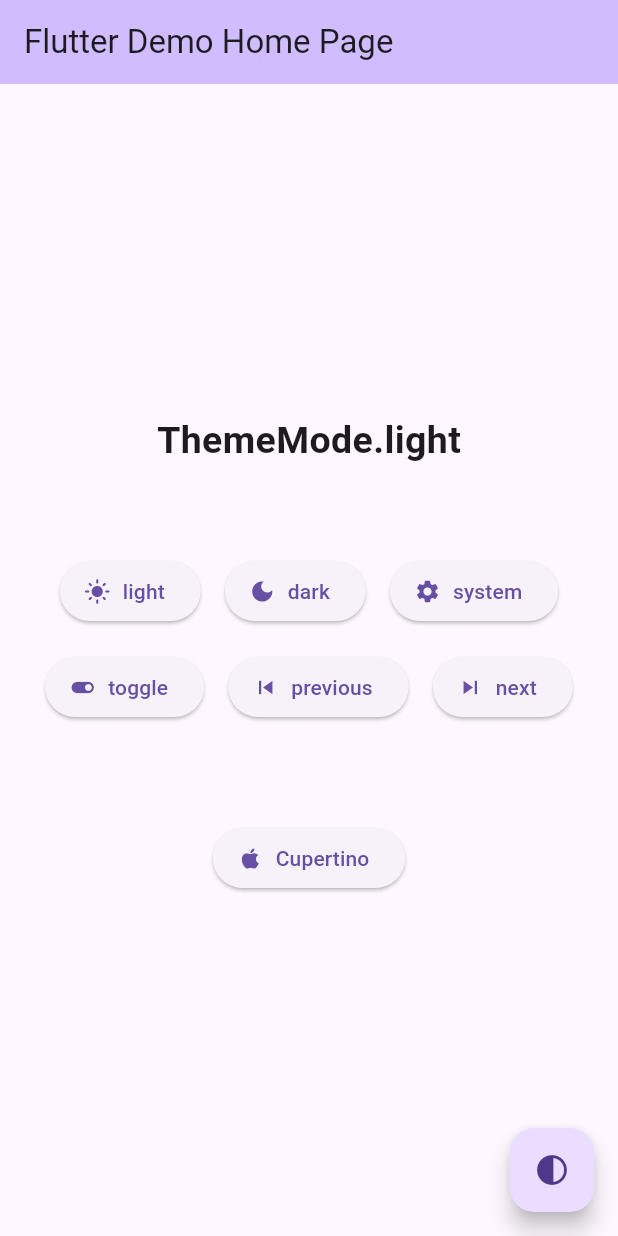
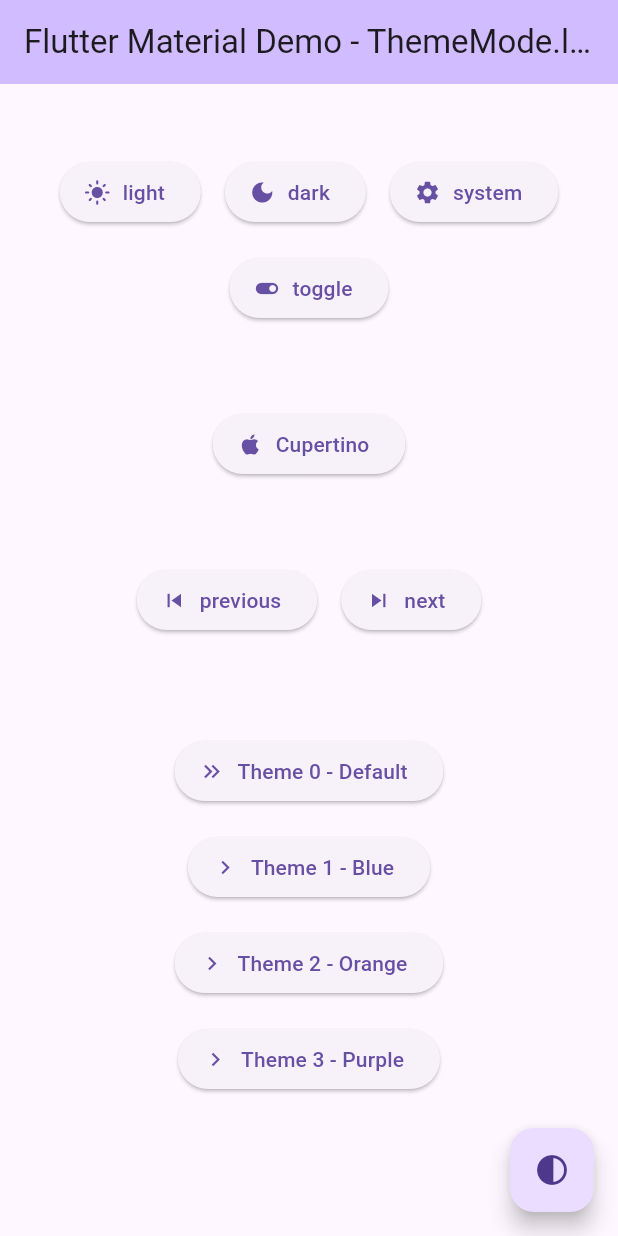
Before and after one commit to ohampro/theme_provider, a Flutter app: the screen it shows after launch, after a tap on "light", on a phone screen of 412 x 824 dp. Run offline on Flutter 3.47's test engine with Material 3 defaults, Android fonts, the phone set to English and light mode, and no system bars.

Commit message:
Update example app to present multi-theme.

```diff
--- a/example/lib/main.dart
+++ b/example/lib/main.dart
@@ -1,6 +1,7 @@
 import 'package:flutter/material.dart';
-import 'package:example/cupertino_app.dart';
+import 'package:example/src/cupertino_app.dart';
 import 'package:x_theme_provider/theme_provider.dart';
+import 'package:example/src/my_material_themes.dart';
 
 
 void main() => runApp(const MyMaterialApp());
@@ -11,11 +12,11 @@ class MyMaterialApp extends StatelessWidget {
   @override
   Widget build(BuildContext context) {
     return ThemeProvider(
-      theme: DefaultMaterialAppTheme(),
+      themes: themes,
       builder: (theme) => MaterialApp(
             title: 'Flutter Demo',
             theme: theme,
-            home: const MyHomePage(title: 'Flutter Demo Home Page'),
+            home: const MyHomePage(title: 'Flutter Material Demo'),
           ),
     );
   }
@@ -36,9 +37,9 @@ class _MyHomePageState extends State<MyHomePage> {
     return Scaffold(
       appBar: AppBar(
         backgroundColor: Theme.of(context).colorScheme.inversePrimary,
-        title: Text(widget.title),
+        title: Text('${widget.title} - ${ThemeProvider.of(context).mode}'),
       ),
-      body: buildBody(context, _buildButton, _buildAppSwitch),
+      body: buildBody(context, _buildButton, _buildAppSwitch, themes),
       floatingActionButton: FloatingActionButton(
         onPressed: ThemeProvider.of(context).toggle,
         tooltip: 'toggle',
@@ -76,22 +77,36 @@ Widget buildBody(
   BuildContext context,
   BtnBuilder btnBuilder,
   Function(BuildContext context, BtnBuilder builder) buildAppSwitch,
+  List<AppTheme> themes
 ) {
-  return Center(
+  return Padding(
+    padding: const EdgeInsets.symmetric(vertical: 40.0),
+    child: SingleChildScrollView(
+      child: Center(
         child: Column(
           mainAxisAlignment: MainAxisAlignment.center,
-      children: <Widget>[
-        Text('${ThemeProvider.of(context).mode}',
-          style: const TextStyle(fontSize: 25, fontWeight: FontWeight.bold),
-        ),
-        const SizedBox(height: 50,),
+          crossAxisAlignment: CrossAxisAlignment.center,
+          children: [
             Wrap(
                   alignment: WrapAlignment.center,
                   children: buildFeatures(context, btnBuilder),
             ),
-        const SizedBox(height: 50,),
+            Padding(
+              padding: const EdgeInsets.symmetric(vertical: 40.0),
+              child: Column(
+                mainAxisAlignment: MainAxisAlignment.center,
+                children: [
                   buildAppSwitch(context, btnBuilder),
-      ]
+                ],
+              ),
+            ),
+            Column(
+              mainAxisAlignment: MainAxisAlignment.center,
+              children: buildThemes(context, btnBuilder, themes),
+            ),
+          ],
+        ),
+      ),
     ),
   );
 }
@@ -104,7 +119,29 @@ List<Widget> buildFeatures(BuildContext context, BtnBuilder btnBuilder){
     btnBuilder(service.dark, Icons.dark_mode, 'dark'),
     btnBuilder(service.system, Icons.settings, 'system'),
     btnBuilder(service.toggle, service.isDark ? Icons.toggle_off : Icons.toggle_on, 'toggle'),
+  ];
+}
+
+List<Widget> buildThemes(BuildContext context, BtnBuilder btnBuilder, List<AppTheme> themes){
+  final ThemeService service = ThemeProvider.of(context);
+
+  return [
+    Row(
+      mainAxisSize: MainAxisSize.min,
+      children: [
         btnBuilder(service.previous, Icons.skip_previous, 'previous'),
         btnBuilder(service.next, Icons.skip_next, 'next'),
+      ],
+    ),
+    const SizedBox(height: 50,),
+    Column(
+      children: themes.map((theme) => btnBuilder(
+      () => ThemeProvider.of(context).index = themes.indexOf(theme),
+      (themes.indexOf(theme) == ThemeProvider.of(context).index)
+        ? Icons.keyboard_double_arrow_right
+        : Icons.keyboard_arrow_right_outlined,
+      'Theme ${themes.indexOf(theme)} - ${theme.name}',
+    )).toList(),
+    ),
   ];
 }
--- /dev/null
+++ b/example/lib/src/my_material_themes.dart
@@ -0,0 +1,82 @@
+
+import 'package:flutter/material.dart';
+import 'package:x_theme_provider/theme_provider.dart';
+
+final themes = <AppTheme<ThemeData>>[
+  DefaultMaterialAppTheme(),
+  Blue(),
+  Orange(),
+  Purple(),
+];
+
+class Blue extends AppTheme<ThemeData>{
+  Blue() : super (light, dark);
+
+  @override
+  String get name => 'Blue';
+
+  // ignore: public_member_api_docs
+  static final ThemeData light = ThemeData(
+    brightness: Brightness.light,
+    colorScheme: ColorScheme.fromSeed(seedColor: Colors.blue),
+    useMaterial3: true,
+  );
+
+  // ignore: public_member_api_docs
+  static final ThemeData dark = ThemeData(
+    brightness: Brightness.dark,
+    colorScheme: ColorScheme.fromSeed(
+      seedColor: Colors.blueGrey,
+      brightness: Brightness.dark,
+    ),
+    useMaterial3: true,
+  );
+}
+
+class Orange extends AppTheme<ThemeData>{
+  Orange() : super (light, dark);
+
+  @override
+  String get name => 'Orange';
+
+  // ignore: public_member_api_docs
+  static final ThemeData light = ThemeData(
+    brightness: Brightness.light,
+    colorScheme: ColorScheme.fromSeed(seedColor: Colors.orange),
+    useMaterial3: true,
+  );
+
+  // ignore: public_member_api_docs
+  static final ThemeData dark = ThemeData(
+    brightness: Brightness.dark,
+    colorScheme: ColorScheme.fromSeed(
+      seedColor: Colors.deepOrange,
+      brightness: Brightness.dark,
+    ),
+    useMaterial3: true,
+  );
+}
+
+class Purple extends AppTheme<ThemeData>{
+  Purple() : super (light, dark);
+
+  @override
+  String get name => 'Purple';
+
+  // ignore: public_member_api_docs
+  static final ThemeData light = ThemeData(
+    brightness: Brightness.light,
+    colorScheme: ColorScheme.fromSeed(seedColor: Colors.purple),
+    useMaterial3: true,
+  );
+
+  // ignore: public_member_api_docs
+  static final ThemeData dark = ThemeData(
+    brightness: Brightness.dark,
+    colorScheme: ColorScheme.fromSeed(
+      seedColor: Colors.deepPurple,
+      brightness: Brightness.dark,
+    ),
+    useMaterial3: true,
+  );
+}
```
Also changed, not shown: example/lib/src/cupertino_app.dart (renamed from example/lib/cupertino_app.dart, +8 -10 lines), example/lib/src/my_cupertino_themes.dart (added, +263 -0 lines), 1 other file. Lines whose indentation alone changed are shown as unchanged.
